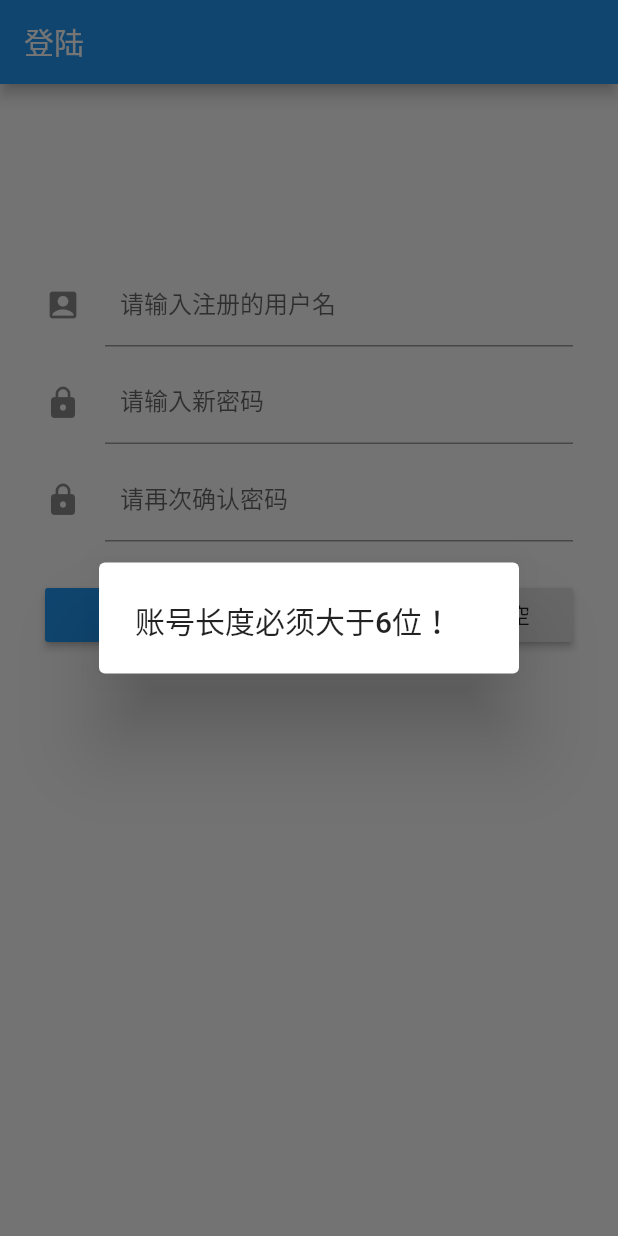
After one commit to 1352101891/flutter_app, a Flutter app: the RegisterPage screen opened directly, after a tap on "注册", on a phone screen of 412 x 824 dp. The commit adds this screen. Run offline on Flutter 3.47's test engine with Material 2 defaults, Android fonts, the phone set to English and light mode, and no system bars; our stand-ins replace event_bus, shared_preferences; accounts and stored records are empty; generated files the repository leaves out were written again.

Commit message:
2019-07-11 注册登陆

```diff
--- a/lib/animation.dart
+++ b/lib/animation.dart
@@ -1,7 +1,7 @@
 import 'package:flutter/material.dart';
+import 'package:flutter_app/widget/DragContainer.dart';
 
 import 'main.dart';
-import 'widget/dragContainer.dart';
 
 void main() => runApp(animationApp());
 
@@ -63,7 +63,7 @@ class _MyHomePageState extends State<animationHomePage> with AutomaticKeepAliveC
       body: Center(
         child:Align(
           alignment: Alignment.bottomCenter,
-          child: dragWidget(
+          child:DragWidget(
             child:ListView(
               children: <Widget>[]..addAll(prods.map((f)=>
                   ListTile(
--- a/lib/main.dart
+++ b/lib/main.dart
@@ -1,7 +1,7 @@
 import 'dart:math';
 
 import 'package:flutter/material.dart';
-import 'package:flutter_app/eventbusutil.dart';
+import 'package:flutter_app/util/eventbusutil.dart';
 import 'package:flutter_app/shopcart.dart';
 import 'package:event_bus/event_bus.dart';
 import 'package:flutter_app/util/Constants.dart';
--- /dev/null
+++ b/lib/model/UserInfoModel.dart
@@ -0,0 +1,38 @@
+//"admin": false,
+//"chapterTops": [
+//
+//],
+//"collectIds": [
+//
+//],
+//"email": "",
+//"icon": "",
+//"id": 26904,
+//"nickname": "lq1111113",
+//"password": "",
+//"token": "",
+//"type": 0,
+//"username": "lq1111113"
+
+import 'package:json_annotation/json_annotation.dart';
+part 'UserInfoModel.g.dart';
+///这个标注是告诉生成器，这个类是需要生成Model类的
+@JsonSerializable()
+class UserInfoModel{
+  bool admin;
+  String email;
+  String icon;
+  int id;
+  String nickname;
+  String password;
+  String token;
+  int type;
+  String username;
+
+
+  UserInfoModel(this.admin, this.email, this.icon, this.id, this.nickname,
+      this.password, this.token, this.type, this.username);
+
+  factory UserInfoModel.fromJson(Map<String, dynamic> json) => _$UserInfoModelFromJson(json);
+  Map<String, dynamic> toJson() => _$UserInfoModelToJson(this);
+}
--- a/lib/navigationbar.dart
+++ b/lib/navigationbar.dart
@@ -17,7 +17,7 @@ import 'package:flutter_app/shopcart.dart';
 import 'package:flutter_app/widget/FreshContainer.dart';
 import 'package:flutter_app/widget/LoadingWidget.dart';
 
-import 'eventbusutil.dart';
+import 'package:flutter_app/util/eventbusutil.dart';
 
 void main() => runApp(MyApp());
 
--- a/lib/page/CommonListview.dart
+++ b/lib/page/CommonListview.dart
@@ -1,7 +1,7 @@
 import 'package:flutter/cupertino.dart';
 import 'package:flutter/material.dart';
 import 'package:flutter/services.dart';
-import 'package:flutter_app/eventbusutil.dart';
+import 'package:flutter_app/util/eventbusutil.dart';
 import 'package:flutter_app/model/BannerModel.dart';
 import 'package:flutter_app/model/HotWordModel.dart';
 import 'package:flutter_app/model/PaperModel.dart';
--- /dev/null
+++ b/lib/page/RegisterView.dart
@@ -0,0 +1,196 @@
+/*
+ * Created by 李卓原 on 2018/9/7.
+ * email: zhuoyuan93@gmail.com
+ *
+ */
+
+import 'dart:convert';
+
+import 'package:flutter/cupertino.dart';
+import 'package:flutter/material.dart';
+import 'package:flutter_app/model/Tag.dart';
+import 'package:flutter_app/model/UserInfoModel.dart';
+import 'package:flutter_app/net/NetRequestUtil.dart';
+import 'package:flutter_app/util/Constants.dart';
+import 'package:flutter_app/util/util.dart';
+import 'dart:convert' as convert;
+
+class RegisterPage extends StatefulWidget {
+  String title;
+
+
+  RegisterPage({this.title="登陆"});
+
+  @override
+  State<StatefulWidget> createState() => RegisterPagePageState();
+}
+
+class RegisterPagePageState extends State<RegisterPage> {
+  //手机号的控制器
+  TextEditingController phoneController = TextEditingController();
+
+  //密码的控制器
+  TextEditingController passController = TextEditingController();
+  //确认密码控制器
+  TextEditingController surepassController = TextEditingController();
+
+  @override
+  Widget build(BuildContext context) {
+    return Scaffold(
+      appBar: AppBar(
+        title: Text(widget.title),
+      ),
+      body:SingleChildScrollView(
+        child:Column(
+          mainAxisAlignment: MainAxisAlignment.start,
+          children: <Widget>[
+            SizedBox(height:100),
+            Container(
+                padding:EdgeInsets.fromLTRB(30,20,30,5),
+                child:TextField(
+                  controller: phoneController,
+                  keyboardType: TextInputType.number,
+                  decoration: InputDecoration(
+                    contentPadding: EdgeInsets.all(10.0),
+                    icon: Icon(Icons.account_box),
+                    labelText: '请输入注册的用户名',
+                  ),
+                  autofocus: false,
+                )
+            ),
+            Container(
+                padding:EdgeInsets.fromLTRB(30,5,30,5),
+                child:TextField(
+                  controller: passController,
+                  keyboardType: TextInputType.number,
+                  decoration: InputDecoration(
+                    contentPadding: EdgeInsets.all(10.0),
+                    icon: Icon(Icons.lock),
+                    labelText: '请输入新密码',
+                  ),
+                  autofocus: false,)
+            ),
+            Container(
+                padding:EdgeInsets.fromLTRB(30,5,30,5),
+                child:TextField(
+                  controller: surepassController,
+                  keyboardType: TextInputType.number,
+                  decoration: InputDecoration(
+                    contentPadding: EdgeInsets.all(10.0),
+                    icon: Icon(Icons.lock),
+                    labelText: '请再次确认密码',
+                  ),
+                  autofocus: false,)
+            ),
+            SizedBox(height:20),
+            Row(
+              children:<Widget>[
+                SizedBox(width:30),
+                Expanded(
+                    flex: 3,
+                    child: RaisedButton(
+                      color: Colors.blue,
+                      disabledColor: Colors.grey,
+                      onPressed: _login,
+                      child: Text('注册'),
+                    )
+                ),
+                SizedBox(width:10),
+                Expanded(
+                    flex: 1,
+                    child: RaisedButton(
+                      disabledColor: Colors.grey,
+                      onPressed: onTextClear,
+                      child: Text('清空'),
+                    )
+                ),
+                SizedBox(width:30)
+              ],
+            )
+          ],
+        )
+      ),
+    );
+  }
+
+  bool inputValidate() {
+    print({'phone': phoneController.text, 'password': passController.text});
+    if (phoneController.text.length <6) {
+      showToast(context,usernameTip);
+      return false;
+    } else if (passController.text.length == 0) {
+      showToast(context,passwordNullTip);
+      return false;
+    } else if(surepassController.text!=passController.text){
+      showToast(context,wrongSurePasswordTip);
+      surepassController.clear();
+      return false;
+    }
+    return true;
+  }
+
+
+   /*
+    对象转化成json,再将json转化成对象的步骤
+    Tag tag=new Tag("测试", "baidu.com");
+    Map map=tag.toJson();
+    String encode = json.encode(map);
+    Map map1=json.decode(encode);
+    Tag tag1=Tag.fromJson(map1);
+  */
+  void _login() {
+
+    if(inputValidate()){
+      register(phoneController.text,passController.text,passController.text,
+        callback: (map){
+          int code=map[codeKey];
+          if(code!=0){
+            showToast(context,map[msgKey]);
+            return;
+          }
+          UserInfoModel userinfo= UserInfoModel.fromJson(map);
+          String userinfoStr= json.encode(userinfo);
+          setAsyncPrefs(userinfo.username, userinfoStr);
+          showToast(context,map[msgKey]);
+        }
+      );
+    }
+  }
+
+
+  void onTextClear() {
+    setState(() {
+      phoneController.clear();
+      passController.clear();
+      surepassController.clear();
+    });
+  }
+}
+
+
+class RegisterApp extends StatelessWidget {
+  // This widget is the root of your application.
+  @override
+  Widget build(BuildContext context) {
+    return MaterialApp(
+      theme: ThemeData(
+        // This is the theme of your application.
+        //
+        // Try running your application with "flutter run". You'll see the
+        // application has a blue toolbar. Then, without quitting the app, try
+        // changing the primarySwatch below to Colors.green and then invoke
+        // "hot reload" (press "r" in the console where you ran "flutter run",
+        // or simply save your changes to "hot reload" in a Flutter IDE).
+        // Notice that the counter didn't reset back to zero; the application
+        // is not restarted.
+        primarySwatch: Colors.blue,
+      ),
+      home: RegisterPage(),
+    );
+  }
+}
+
+
+void main() {
+  runApp(new RegisterApp());
+}
--- a/lib/pullFreshListview.dart
+++ b/lib/pullFreshListview.dart
@@ -1,5 +1,5 @@
 import 'package:flutter/material.dart';
-import 'package:flutter_app/eventbusutil.dart';
+import 'package:flutter_app/util/eventbusutil.dart';
 import 'package:flutter_app/shopcart.dart';
 import 'package:event_bus/event_bus.dart';
 import 'package:flutter_app/widget/LoadingWidget.dart';
--- a/lib/shopcart.dart
+++ b/lib/shopcart.dart
@@ -1,6 +1,6 @@
 import 'package:flutter/cupertino.dart';
 import 'package:flutter/material.dart';
-import 'package:flutter_app/eventbusutil.dart';
+import 'package:flutter_app/util/eventbusutil.dart';
 
 class Production{
   String price;
--- a/lib/util/Constants.dart
+++ b/lib/util/Constants.dart
@@ -1,5 +1,11 @@
 
 import 'package:flutter/material.dart';
+
+final String passwordNullTip="请填写密码！";
+final String wrongSurePasswordTip="两次密码不一致，请重新输入！";
+final String usernameTip="账号长度必须大于6位！";
+final String loginSuccess="登陆成功！";
+final String registerSuccess="注册成功！";
 
 final Map tabsMap = {
   "首页文章": homeArticles,
@@ -9,7 +15,8 @@ final Map tabsMap = {
 };
 
 final colors=[ Colors.blue, Colors.orange, Colors.red, Colors.green,Colors.greenAccent,Colors.purpleAccent];
-
+final String msgKey="errorMsg";
+final String codeKey="errorCode";
 final String cookieKey="set-cookie";
 final String numKey="num";
 final String articleidKey="articleid";
--- a/lib/util/util.dart
+++ b/lib/util/util.dart
@@ -57,3 +57,11 @@ bool isEmptyString(String str){
   }
   return true;
 }
+
+void showToast(BuildContext context,String str){
+  showDialog(
+      context: context,
+      builder: (context) => AlertDialog(
+        title: Text(str),
+      ));
+}
--- a/lib/widget/dragContainer.dart
+++ b/lib/widget/DragContainer.dart
@@ -1,15 +1,15 @@
 import 'package:flutter/cupertino.dart';
 import 'package:flutter/material.dart';
 
-class dragWidget extends StatefulWidget{
+class DragWidget extends StatefulWidget{
   Widget child;
-  dragWidget({this.child});
+  DragWidget({this.child});
 
   @override
   _dragStateFul createState() => _dragStateFul();
 }
 
-class _dragStateFul extends State<dragWidget> with TickerProviderStateMixin{
+class _dragStateFul extends State<DragWidget> with TickerProviderStateMixin{
   double offsetDistance =380.0;
   double destinationy=0;
   double dragHeight=400;
```
Also changed, not shown: lib/page/LoginView.dart (added, +138 -0 lines), lib/model/UserInfoModel.g.dart (added), lib/util/eventbusutil.dart (renamed from lib/eventbusutil.dart).
